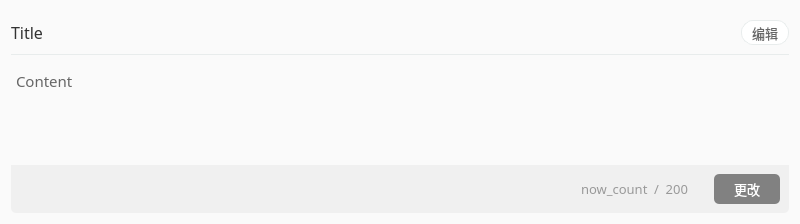
The window that Status/Resources/ui/c_textInfoCardWidget.ui (StatusOnIineEducationDev/status-desktop) describes before a commit, drawn with Qt 5.
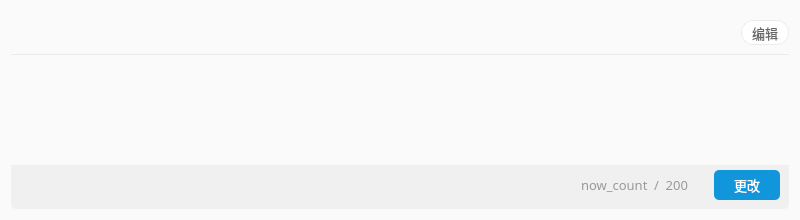
The same window after the commit. Icons and pictures are not drawn.

```diff
--- a/Status/Resources/ui/c_textInfoCardWidget.ui
+++ b/Status/Resources/ui/c_textInfoCardWidget.ui
@@ -10,6 +10,18 @@
     <height>220</height>
    </rect>
   </property>
+  <property name="minimumSize">
+   <size>
+    <width>0</width>
+    <height>220</height>
+   </size>
+  </property>
+  <property name="maximumSize">
+   <size>
+    <width>16777215</width>
+    <height>220</height>
+   </size>
+  </property>
   <property name="windowTitle">
    <string>Form</string>
   </property>
@@ -87,7 +99,7 @@
       <item row="0" column="5">
        <widget class="QPushButton" name="confirm_btn">
         <property name="enabled">
-         <bool>false</bool>
+         <bool>true</bool>
         </property>
         <property name="sizePolicy">
          <sizepolicy hsizetype="Fixed" vsizetype="Fixed">
@@ -249,7 +261,7 @@
       <bool>true</bool>
      </property>
      <property name="plainText">
-      <string>Content</string>
+      <string/>
      </property>
      <property name="textInteractionFlags">
       <set>Qt::NoTextInteraction</set>
@@ -312,7 +324,7 @@
 }</string>
         </property>
         <property name="text">
-         <string>Title</string>
+         <string/>
         </property>
        </widget>
       </item>
```
